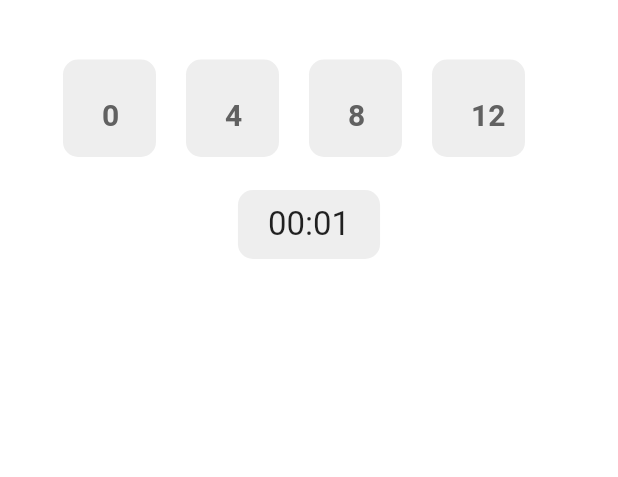
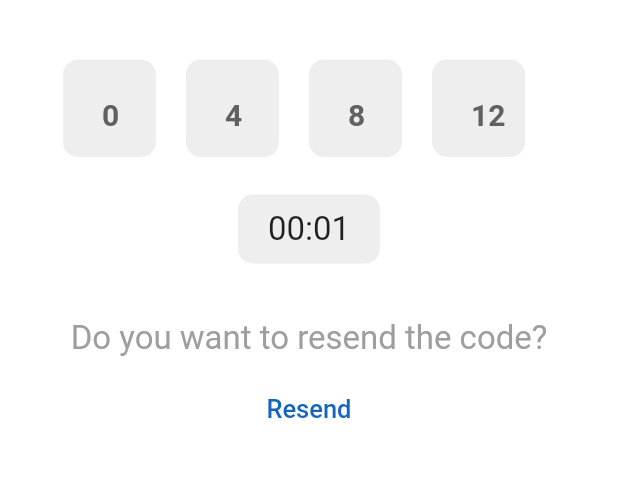
Before and after one commit to jeremiasramirez/flutter-design-verification-code, a Flutter app: the screen it shows after launch, on a phone screen of 412 x 824 dp, the part 302-779 px from its top. Run offline on Flutter 3.47's test engine with Material 2 defaults, Android fonts, the phone set to English and light mode, and no system bars; Roboto replaces fonts that are missing (RobotoMono).

Commit message:
creado resent code

```diff
--- a/lib/pages/request/request.page.dart
+++ b/lib/pages/request/request.page.dart
@@ -2,6 +2,7 @@ import 'package:flutter/material.dart';
 import 'package:flutter_verification/pages/request/widgets/appbar.widget.dart';
 import 'package:flutter_verification/pages/request/widgets/description-number.widget.dart';
 import 'package:flutter_verification/pages/request/widgets/fieldcode.widget.dart';
+import 'package:flutter_verification/pages/request/widgets/resend-code.widget.dart';
 import 'package:flutter_verification/pages/request/widgets/timing.widget.dart';
 import 'package:flutter_verification/pages/request/widgets/title.widget.dart';
 
@@ -29,7 +30,9 @@ class RequestedPage extends State<RequestedPageFul>{
             TitleRequest(),
             DescriptionNumber(),
             FieldCode(),
-            TimingCode()
+            TimingCode(),
+            QuestionCode(),
+            QuestionCode().resend()
 
           ]
         ),
@@ -43,4 +46,4 @@ class RequestedPage extends State<RequestedPageFul>{
 
 
 
-// do you want to resend the code?
+//
--- /dev/null
+++ b/lib/pages/request/widgets/resend-code.widget.dart
@@ -0,0 +1,44 @@
+import 'package:flutter/material.dart';
+
+
+class QuestionCode extends StatelessWidget{
+
+
+  Widget build(context){
+
+    return Container(
+
+      padding:EdgeInsets.only(top:10,bottom:10,left:20,right:20),
+      margin: EdgeInsets.only(top:27),
+
+      child: Text(
+        'Do you want to resend the code?',
+        style: TextStyle(fontSize: 22.0,color:Colors.grey[500]),
+      ),
+      decoration:BoxDecoration(
+        borderRadius: BorderRadius.circular(10)
+      )
+
+    );
+
+  }
+
+  Container resend(){
+
+    return Container(
+
+      padding:EdgeInsets.only(top:0,bottom:0,left:20,right:20),
+      margin: EdgeInsets.only(top:0),
+      width:280,
+      child: TextButton(
+        onPressed:(){ },
+        child: Text('Resend',style: TextStyle(color:Colors.blue[800],fontSize: 17),)
+      ),
+      decoration:BoxDecoration(
+        borderRadius: BorderRadius.circular(10)
+      )
+
+    );
+
+  }
+}
--- a/lib/pages/request/widgets/timing.widget.dart
+++ b/lib/pages/request/widgets/timing.widget.dart
@@ -8,7 +8,7 @@ class TimingCode extends StatelessWidget{
     return Container(
 
       padding:EdgeInsets.only(top:10,bottom:10,left:20,right:20),
-      margin: EdgeInsets.only(top:22),
+      margin: EdgeInsets.only(top:25,bottom:0),
 
       child: Text(
         '00:01',
```
